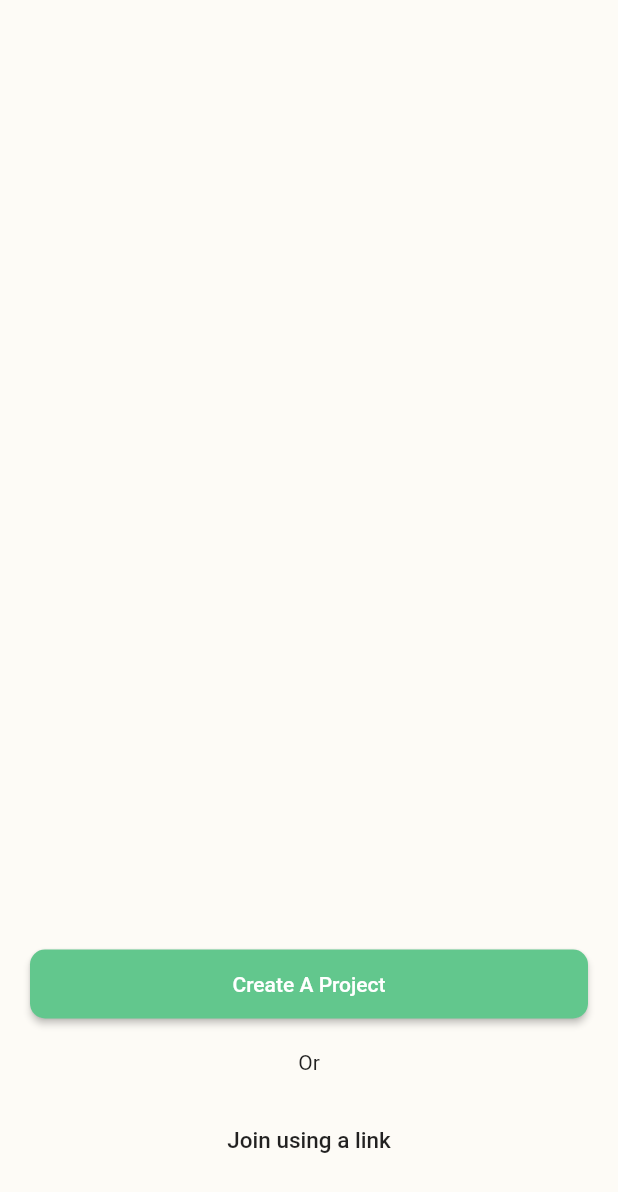
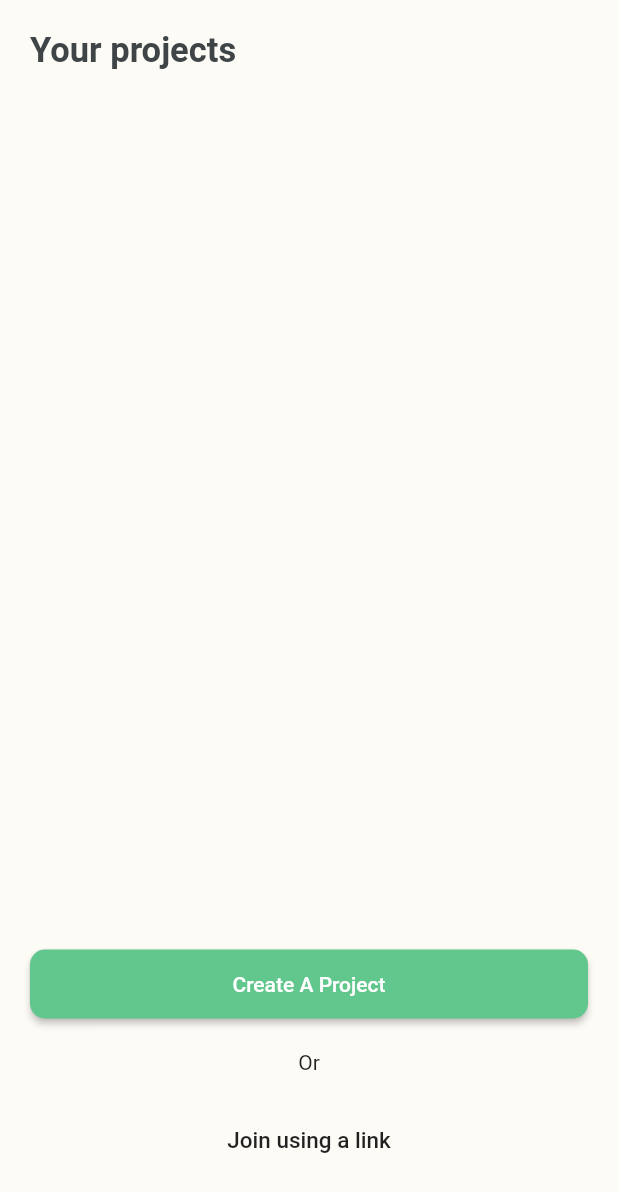
Before and after one commit to Dammyololade/flutter_collabo, a Flutter app: the screen it shows after launch, on a phone screen of 412 x 824 dp. Shown: the top 1192 px of the screen. Run offline on Flutter 3.47's test engine with Material 2 defaults, Android fonts, the phone set to English and light mode, and no system bars; our stand-ins replace cloud_firestore, device_info, firebase_core, rxdart, share; accounts and stored records are empty.

Commit message:
implemtn create project and share

```diff
--- /dev/null
+++ b/lib/custom/ProjectBloc.dart
@@ -0,0 +1,35 @@
+import 'package:cloud_firestore/cloud_firestore.dart';
+import 'package:flutter_collabo/model/Project.dart';
+import 'package:rxdart/rxdart.dart';
+
+import '../AppConfig.dart';
+import '../Utility.dart';
+
+
+///
+/// project: flutter_collabo
+/// @package: custom
+/// @author dammyololade <damola@kobo360.com>
+/// created on 2019-06-01
+class ProjectBloc
+{
+  PublishSubject<List<Project>> projectController = PublishSubject();
+  Sink<List<Project>> get inProject => projectController.sink;
+  Stream<List<Project>> get outProject => projectController.stream;
+  List<Project> currentProjectList = [];
+
+  getProjects()async
+  {
+    String deviceid = await Utility.getDeviceSerial();
+    Firestore.instance.collection(AppConfig.projects)
+        .where(Project.cOwnerId, isEqualTo: deviceid).snapshots()
+        .listen((QuerySnapshot snapshot){
+          currentProjectList = [];
+          for(DocumentSnapshot documentSnapshot in snapshot.documents){
+            Project project = Project.fromSnapshot(documentSnapshot);
+            currentProjectList.add(project);
+          }
+          inProject.add(currentProjectList);
+    });
+  }
+}
--- a/lib/main.dart
+++ b/lib/main.dart
@@ -2,6 +2,7 @@ import 'dart:io';
 
 import 'package:flutter/material.dart';
 
+import 'AppConfig.dart';
 import 'onboarding/LandingScreen.dart';
 import 'package:cloud_firestore/cloud_firestore.dart';
 import 'package:firebase_core/firebase_core.dart';
@@ -29,6 +30,8 @@ class MyApp extends StatelessWidget {
     return MaterialApp(
       title: 'Flutter Demo',
       theme: ThemeData(
+        primaryColor: AppConfig.APP_PRIMARY_COLOR,
+        accentColor: AppConfig.APP_ACCENT_COLOR,
         // This is the theme of your application.
         //
         // Try running your application with "flutter run". You'll see the
--- a/lib/model/Project.dart
+++ b/lib/model/Project.dart
@@ -20,13 +20,21 @@ class Project extends BaseModel{
   List files;
   DateTime createdOn;
 
+
+  Project({this.name, this.ownerId, this.inviteLink, this.createdOn});
+
+  Project.fromSnapshot(DocumentSnapshot snapshot)
+  {
+    createObjectFromSnapshot(snapshot);
+  }
+
   @override
   createObjectFromSnapshot(DocumentSnapshot snapshot) {
     documentReference = snapshot.reference;
     docId = snapshot.documentID;
     name = snapshot.data[cName];
     ownerId = snapshot.data[cOwnerId];
-    inviteLink = snapshot.data[inviteLink];
+    inviteLink = snapshot.data[cInviteLink];
     files = snapshot.data[cFiles];
   }
 
--- a/lib/onboarding/LandingScreen.dart
+++ b/lib/onboarding/LandingScreen.dart
@@ -1,7 +1,10 @@
 import 'package:flutter/material.dart';
 import 'package:flutter_collabo/AppConfig.dart';
 import 'package:flutter_collabo/CreateProjectScreen.dart';
+import 'package:flutter_collabo/ProjectDetailsScreen.dart';
 import 'package:flutter_collabo/custom/CustomWidgets.dart';
+import 'package:flutter_collabo/custom/ProjectBloc.dart';
+import 'package:flutter_collabo/model/Project.dart';
 
 ///the main screen where the user starts the journey from
 /// project: flutter_collabo
@@ -18,14 +21,67 @@ class LandingScreen extends StatefulWidget {
 }
 
 class _LandingScreenState extends State<LandingScreen> {
+
+  ValueNotifier<List<Project>> projectListNotifier = ValueNotifier([]);
+  bool hasFetchedList = false;
+  ProjectBloc projectBloc = ProjectBloc();
+
+  @override
+  void initState() {
+    projectBloc.getProjects();
+    super.initState();
+    projectBloc.outProject.listen(onProjectSnapshot);
+  }
+
+  onProjectSnapshot(List<Project> newList)
+  {
+    hasFetchedList = true;
+    projectListNotifier.value = newList;
+  }
+
   @override
   Widget build(BuildContext context) {
-    return Scaffold(
+    return SafeArea(
+      child: Scaffold(
         backgroundColor: AppConfig.APP_BACKGROUND_COLOR,
         body: Column(
           children: <Widget>[
+
+            Padding(
+              padding: EdgeInsets.symmetric(vertical: 20, horizontal: 20),
+              child: Row(
+                children: <Widget>[
+                  Text("Your projects",
+                    style: TextStyle(
+                      fontSize: 23,
+                      fontWeight: FontWeight.bold,
+                      color: AppConfig.APP_PRIMARY_COLOR
+                    ),
+                  ),
+                ],
+              ),
+            ),
+
+            SizedBox(height: 20,),
+
             Expanded(
-            child: SizedBox()
+              child: ValueListenableBuilder(
+                valueListenable: projectListNotifier,
+                builder: (context, List<Project> values, Widget child){
+                  return hasFetchedList ? buildProjects(values) :
+                    Center(
+                      child: Column(
+                        mainAxisAlignment: MainAxisAlignment.center,
+                        children: <Widget>[
+                          CircularProgressIndicator(),
+                          SizedBox(height: 10,),
+
+                          Text("Fetching your project"),
+                        ],
+                      ),
+                    );
+                }
+              ),
             ),
 
             CustomWidgets.positiveButton("Create A Project", (){
@@ -45,6 +101,44 @@ class _LandingScreenState extends State<LandingScreen> {
             SizedBox(height: 40,),
           ],
         ),
+      ),
+    );
+  }
+
+  Widget buildProjects(List<Project> projectList)
+  {
+    return ListView.builder(
+      shrinkWrap: true,
+      itemCount: projectList.length,
+      padding: EdgeInsets.all(20),
+      itemBuilder: (context, index){
+        Project project = projectList[index];
+        return InkWell(
+          onTap: (){
+            Navigator.of(context).push(MaterialPageRoute(builder: (context) => ProjectDetailsScreen(project)));
+          },
+          child: Column(
+            children: <Widget>[
+              Padding(
+                padding: const EdgeInsets.symmetric(vertical: 20),
+                child: Row(
+                  children: <Widget>[
+                    Expanded(child: Text("${project.name}",
+                      style: TextStyle(
+
+                      ),
+                    )),
+
+                    Icon(Icons.arrow_forward_ios, color: Colors.black26, size: 20,),
+                  ],
+                ),
+              ),
+
+              Divider(height: 1,),
+            ],
+          ),
+        );
+      }
     );
   }
 
--- a/pubspec.yaml
+++ b/pubspec.yaml
@@ -21,6 +21,9 @@ dependencies:
     sdk: flutter
   cloud_firestore: ^0.12.1
   device_info: ^0.4.0+2
+  uuid: ^2.0.1
+  rxdart: ^0.22.0
+  share: ^0.6.1+1
 
   # The following adds the Cupertino Icons font to your application.
   # Use with the CupertinoIcons class for iOS style icons.
```
Also changed, not shown: lib/CreateProjectScreen.dart (+30 -1 lines), lib/ProjectDetailsScreen.dart (added, +54 -0 lines), pubspec.lock. Lines whose indentation alone changed are shown as unchanged.
